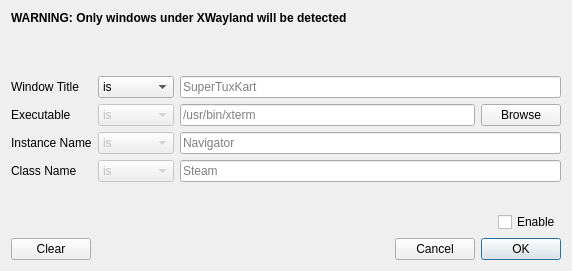
Before: the Qt Designer form src/gui/kbmodeeventmgr.ui in mcrapet/ckb-next, drawn with Qt 5.
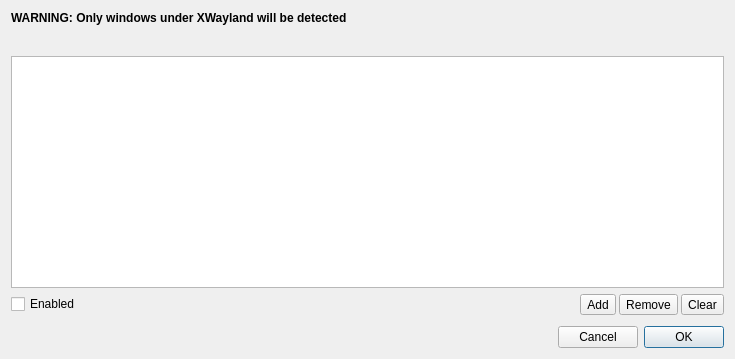
After: the same form once the commit is applied.

Commit message: Rewrite window info backend and redesign ui

```diff
--- a/src/gui/kbmodeeventmgr.ui
+++ b/src/gui/kbmodeeventmgr.ui
@@ -9,15 +9,15 @@
    <rect>
     <x>0</x>
     <y>0</y>
-    <width>572</width>
-    <height>271</height>
+    <width>735</width>
+    <height>359</height>
    </rect>
   </property>
   <property name="windowTitle">
    <string>Mode Event Manager</string>
   </property>
-  <layout class="QVBoxLayout" name="verticalLayout">
-   <item>
+  <layout class="QGridLayout" name="gridLayout">
+   <item row="0" column="0">
     <widget class="QLabel" name="waylandWarning">
      <property name="enabled">
       <bool>true</bool>
@@ -33,14 +33,14 @@
      </property>
     </widget>
    </item>
-   <item>
+   <item row="1" column="0">
     <widget class="QLabel" name="modeLabel">
      <property name="text">
       <string/>
      </property>
     </widget>
    </item>
-   <item>
+   <item row="2" column="0">
     <spacer name="verticalSpacer_2">
      <property name="orientation">
       <enum>Qt::Vertical</enum>
@@ -56,182 +56,13 @@
      </property>
     </spacer>
    </item>
-   <item>
-    <layout class="QGridLayout" name="gridLayout">
-     <item row="1" column="0">
-      <widget class="QLabel" name="label">
-       <property name="toolTip">
-        <string>_NET_WM_PID</string>
-       </property>
-       <property name="text">
-        <string>Executable</string>
-       </property>
-      </widget>
-     </item>
-     <item row="2" column="2">
-      <widget class="QLineEdit" name="instanceNameLineEdit">
-       <property name="placeholderText">
-        <string>Navigator</string>
-       </property>
-      </widget>
-     </item>
-     <item row="0" column="1">
-      <widget class="QComboBox" name="isContainsCombo">
-       <property name="sizePolicy">
-        <sizepolicy hsizetype="Minimum" vsizetype="Fixed">
-         <horstretch>0</horstretch>
-         <verstretch>0</verstretch>
-        </sizepolicy>
-       </property>
-       <item>
-        <property name="text">
-         <string>is</string>
-        </property>
-       </item>
-       <item>
-        <property name="text">
-         <string>contains</string>
-        </property>
-       </item>
-      </widget>
-     </item>
-     <item row="0" column="0">
-      <widget class="QLabel" name="label_4">
-       <property name="toolTip">
-        <string>_NET_WM_NAME or WM_NAME</string>
-       </property>
-       <property name="text">
-        <string>Window Title</string>
-       </property>
-      </widget>
-     </item>
-     <item row="3" column="1">
-      <widget class="QComboBox" name="comboBox_3">
-       <property name="enabled">
-        <bool>false</bool>
-       </property>
-       <property name="toolTip">
-        <string>Other operations are not supported</string>
-       </property>
-       <item>
-        <property name="text">
-         <string>is</string>
-        </property>
-       </item>
-       <item>
-        <property name="text">
-         <string>contains</string>
-        </property>
-       </item>
-      </widget>
-     </item>
-     <item row="0" column="2">
-      <widget class="QLineEdit" name="windowTitleLineEdit">
-       <property name="sizePolicy">
-        <sizepolicy hsizetype="MinimumExpanding" vsizetype="Fixed">
-         <horstretch>0</horstretch>
-         <verstretch>0</verstretch>
-        </sizepolicy>
-       </property>
-       <property name="text">
-        <string/>
-       </property>
-       <property name="placeholderText">
-        <string>SuperTuxKart</string>
-       </property>
-      </widget>
-     </item>
-     <item row="2" column="0">
-      <widget class="QLabel" name="label_2">
-       <property name="toolTip">
-        <string>WM_CLASS[0]</string>
-       </property>
-       <property name="text">
-        <string>Instance Name</string>
-       </property>
-      </widget>
-     </item>
-     <item row="2" column="1">
-      <widget class="QComboBox" name="comboBox_2">
-       <property name="enabled">
-        <bool>false</bool>
-       </property>
-       <property name="toolTip">
-        <string>Other operations are not supported</string>
-       </property>
-       <item>
-        <property name="text">
-         <string>is</string>
-        </property>
-       </item>
-       <item>
-        <property name="text">
-         <string>contains</string>
-        </property>
-       </item>
-      </widget>
-     </item>
-     <item row="3" column="2">
-      <widget class="QLineEdit" name="classNameLineEdit">
-       <property name="placeholderText">
-        <string>Steam</string>
-       </property>
-      </widget>
-     </item>
-     <item row="1" column="2">
-      <layout class="QHBoxLayout" name="horizontalLayout">
-       <item>
-        <widget class="QLineEdit" name="programLineEdit">
-         <property name="placeholderText">
-          <string>/usr/bin/xterm</string>
-         </property>
-        </widget>
-       </item>
-       <item>
-        <widget class="QPushButton" name="browseButton">
-         <property name="text">
-          <string>Browse</string>
-         </property>
-        </widget>
-       </item>
-      </layout>
-     </item>
-     <item row="3" column="0">
-      <widget class="QLabel" name="label_3">
-       <property name="toolTip">
-        <string>WM_CLASS[1]</string>
-       </property>
-       <property name="text">
-        <string>Class Name</string>
-       </property>
-      </widget>
-     </item>
-     <item row="1" column="1">
-      <widget class="QComboBox" name="comboBox">
-       <property name="enabled">
-        <bool>false</bool>
-       </property>
-       <property name="toolTip">
-        <string>Other operations are not supported</string>
-       </property>
-       <item>
-        <property name="text">
-         <string>is</string>
-        </property>
-       </item>
-       <item>
-        <property name="text">
-         <string>contains</string>
-        </property>
-       </item>
-      </widget>
-     </item>
-    </layout>
-   </item>
-   <item>
-    <spacer name="verticalSpacer">
-     <property name="orientation">
-      <enum>Qt::Vertical</enum>
+   <item row="3" column="0">
+    <widget class="QTableView" name="tableView">
+     <property name="sizePolicy">
+      <sizepolicy hsizetype="Expanding" vsizetype="Expanding">
+       <horstretch>0</horstretch>
+       <verstretch>1</verstretch>
+      </sizepolicy>
      </property>
      <property name="sizeHint" stdset="0">
       <size>
@@ -239,10 +70,32 @@
        <height>5</height>
       </size>
      </property>
-    </spacer>
+     <property name="selectionBehavior">
+      <enum>QAbstractItemView::SelectRows</enum>
+     </property>
+     <attribute name="horizontalHeaderVisible">
+      <bool>false</bool>
+     </attribute>
+     <attribute name="horizontalHeaderMinimumSectionSize">
+      <number>100</number>
+     </attribute>
+     <attribute name="verticalHeaderVisible">
+      <bool>false</bool>
+     </attribute>
+    </widget>
    </item>
-   <item>
+   <item row="4" column="0">
     <layout class="QHBoxLayout" name="horizontalLayout_2">
+     <property name="spacing">
+      <number>3</number>
+     </property>
+     <item>
+      <widget class="QCheckBox" name="enableBox">
+       <property name="text">
+        <string>Enabled</string>
+       </property>
+      </widget>
+     </item>
      <item>
       <spacer name="horizontalSpacer_2">
        <property name="orientation">
@@ -257,23 +110,43 @@
       </spacer>
      </item>
      <item>
-      <widget class="QCheckBox" name="enableBox">
+      <widget class="QToolButton" name="addbtn">
        <property name="text">
-        <string>Enable</string>
+        <string>Add</string>
        </property>
       </widget>
      </item>
-    </layout>
-   </item>
-   <item>
-    <layout class="QHBoxLayout" name="horizontalLayout_5">
      <item>
-      <widget class="QPushButton" name="clearbtn">
+      <widget class="QToolButton" name="removebtn">
+       <property name="text">
+        <string>Remove</string>
+       </property>
+      </widget>
+     </item>
+     <item>
+      <widget class="QToolButton" name="clearbtn_2">
        <property name="text">
         <string>Clear</string>
        </property>
       </widget>
      </item>
+    </layout>
+   </item>
+   <item row="5" column="0">
+    <spacer name="verticalSpacer">
+     <property name="orientation">
+      <enum>Qt::Vertical</enum>
+     </property>
+     <property name="sizeHint" stdset="0">
+      <size>
+       <width>20</width>
+       <height>5</height>
+      </size>
+     </property>
+    </spacer>
+   </item>
+   <item row="6" column="0">
+    <layout class="QHBoxLayout" name="horizontalLayout_5">
      <item>
       <spacer name="horizontalSpacer">
        <property name="orientation">
```
Left out of the diff: 7 changed lines with no effect on the pictures. The commit also changes 14 other files.
